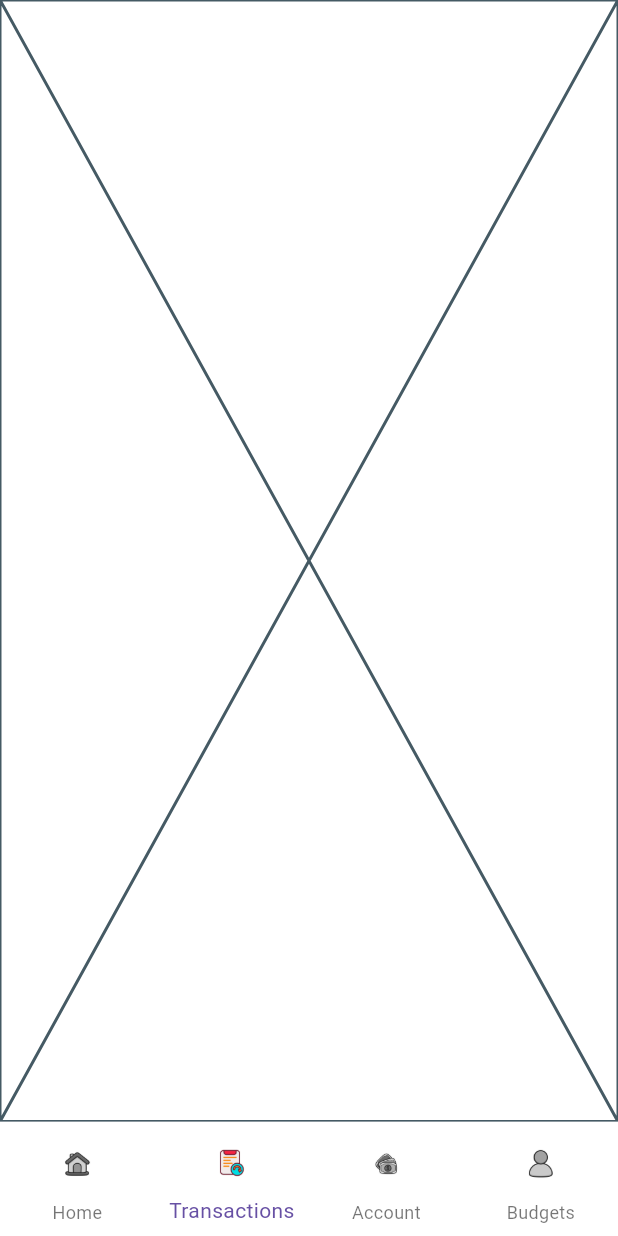
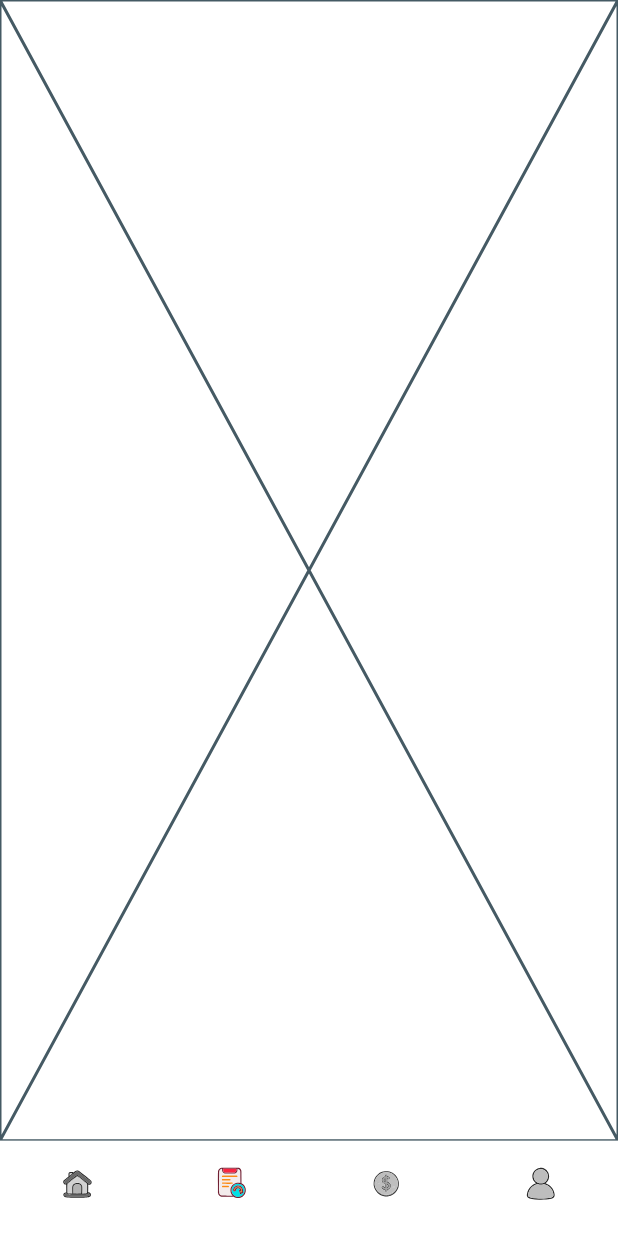
Before and after one commit to hungbui1204/walleto, a Flutter app: the screen it shows after launch, item 2 of the bottom bar chosen, on a phone screen of 412 x 824 dp. Run offline on Flutter 3.47's test engine with Material 3 defaults, Android fonts, the phone set to English and light mode, and no system bars; our stand-ins replace auto_route, connectivity_plus, cookie_jar, dartx, device_info_plus, dio and 12 more; missing offline and left inert: media_scanner; generated files the repository leaves out were written again; statements that could not run were skipped.

Commit message:
feat: Update some app icons

```diff
--- a/lib/domain/entities/enum/enum.dart
+++ b/lib/domain/entities/enum/enum.dart
@@ -34,7 +34,7 @@ enum BottomTab {
             : Assets.icons.transactionsHistoryInactive.path,
       ),
       BottomTab.budgets => _buildIcon(
-        selected ? Assets.icons.moneyActive.path : Assets.icons.moneyInactive.path,
+        selected ? Assets.icons.currencyActive.path : Assets.icons.currencyInactive.path,
       ),
       BottomTab.account => _buildIcon(
         selected ? Assets.icons.accountActive.path : Assets.icons.accountInactive.path,
@@ -43,10 +43,7 @@ enum BottomTab {
   }
 
   Widget _buildIcon(String iconPath) {
-    return Padding(
-      padding: EdgeInsets.all(Dimens.d8.responsive()),
-      child: Image.asset(iconPath, height: Dimens.d24.responsive()),
-    );
+    return SvgPicture.asset(iconPath, height: Dimens.d28.responsive());
   }
 
   String get title {
@@ -56,9 +53,9 @@ enum BottomTab {
       case BottomTab.transactions:
         return S.current.transactions;
       case BottomTab.account:
+        return S.current.account;
+      case BottomTab.budgets:
         return S.current.budgets;
-      case BottomTab.budgets:
-        return S.current.account;
     }
   }
 }
--- a/lib/ui/app/walleto_application.dart
+++ b/lib/ui/app/walleto_application.dart
@@ -1,6 +1,5 @@
 import 'package:auto_route/auto_route.dart';
 import 'package:flutter/material.dart';
-import 'package:flutter/services.dart';
 import 'package:flutter_localizations/flutter_localizations.dart';
 import 'package:flutter_screenutil/flutter_screenutil.dart';
 import 'package:walleto/di/di.dart';
--- a/lib/ui/views/main/main_view.dart
+++ b/lib/ui/views/main/main_view.dart
@@ -32,8 +32,8 @@ class _MainViewState extends BasePageState<MainView, MainBloc> {
             elevation: 0,
             currentIndex: tabsRouter.activeIndex,
             type: BottomNavigationBarType.fixed,
-            showSelectedLabels: true,
-            showUnselectedLabels: true,
+            showSelectedLabels: false,
+            showUnselectedLabels: false,
             backgroundColor: whiteColor,
             onTap: (index) {
               tabsRouter.setActiveIndex(index);
```
Also changed, not shown: assets/icons/account_active.png (deleted), assets/icons/account_active.svg (added), assets/icons/account_inactive.png (deleted), assets/icons/account_inactive.svg (added), assets/icons/currency_active.svg (added), assets/icons/currency_inactive.svg (added), assets/icons/home_active.png (deleted), assets/icons/home_active.svg (added), assets/icons/home_inactive.png (deleted), assets/icons/home_inactive.svg (added), assets/icons/money_active.png (deleted), assets/icons/money_inactive.png (deleted), assets/icons/transactions_history_active.png (deleted), assets/icons/transactions_history_active.svg (added), 3 more files, 26 other files.
